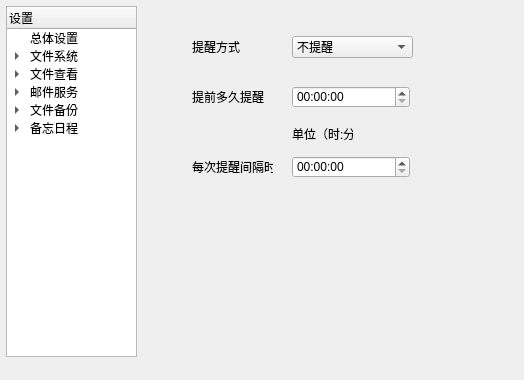
Old version of the form setting/Setting.ui in the repository 3548848289/SmartDesk.
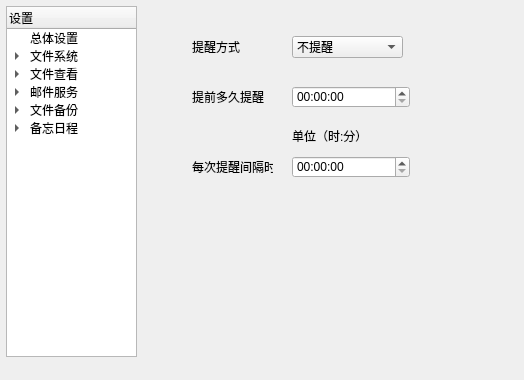
New version of the form. Icons and pictures are not drawn.

The edit to the form file:
```diff
--- a/setting/Setting.ui
+++ b/setting/Setting.ui
@@ -350,7 +350,7 @@
       <rect>
        <x>110</x>
        <y>30</y>
-       <width>121</width>
+       <width>111</width>
        <height>22</height>
       </rect>
      </property>
@@ -421,8 +421,8 @@
       <rect>
        <x>110</x>
        <y>120</y>
-       <width>61</width>
-       <height>16</height>
+       <width>111</width>
+       <height>20</height>
       </rect>
      </property>
      <property name="text">
```
Left out of the diff: 10 changed lines with no effect on the pictures.
